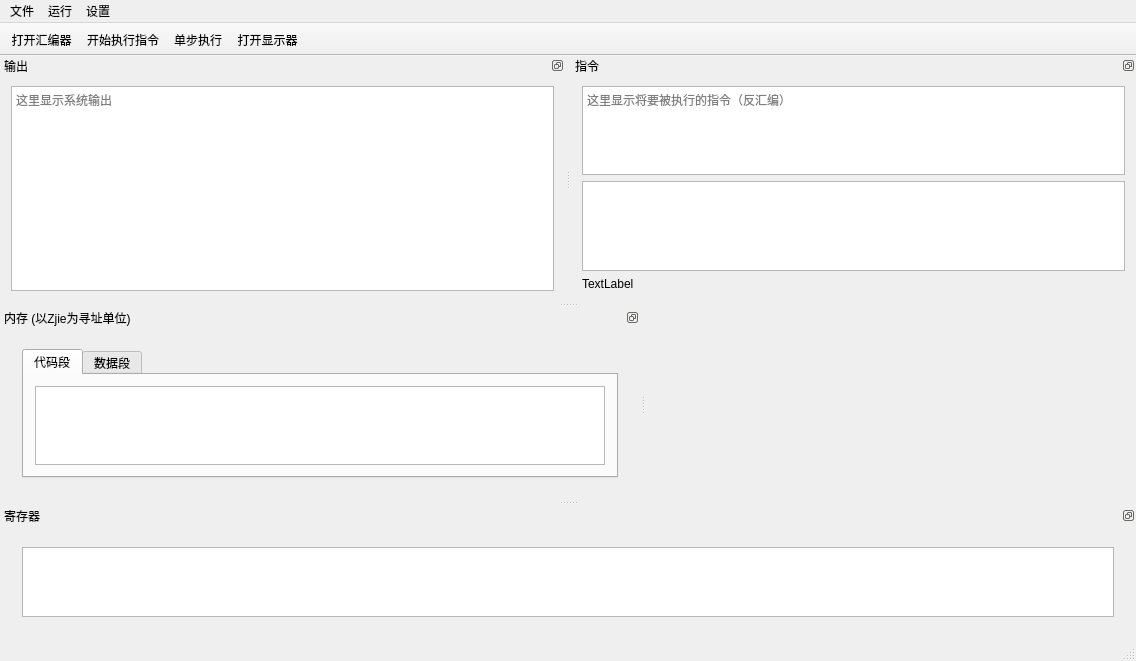
Above: MIPS_simulator.ui from Lvcenia/MIPS_Simulator before the change. Below: the same form after it.
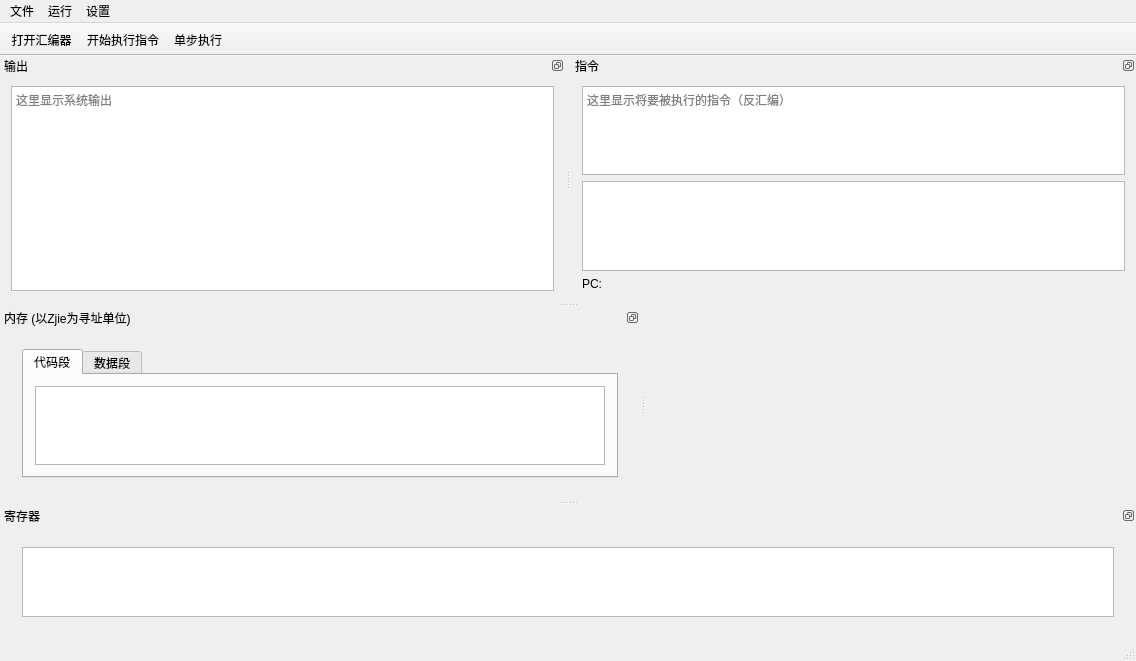
That is the form after the change.

Patch:
```diff
--- a/MIPS_simulator.ui
+++ b/MIPS_simulator.ui
@@ -66,7 +66,6 @@
    <addaction name="actionOpenAssembler"/>
    <addaction name="actionSysExec"/>
    <addaction name="actionStepInto"/>
-   <addaction name="actionOpenDisplay"/>
   </widget>
   <widget class="QStatusBar" name="statusBar"/>
   <widget class="QDockWidget" name="dockWidget_3">
@@ -176,7 +175,7 @@
         <item>
          <widget class="QLabel" name="labelPC">
           <property name="text">
-           <string>TextLabel</string>
+           <string>PC: </string>
           </property>
          </widget>
         </item>
```
